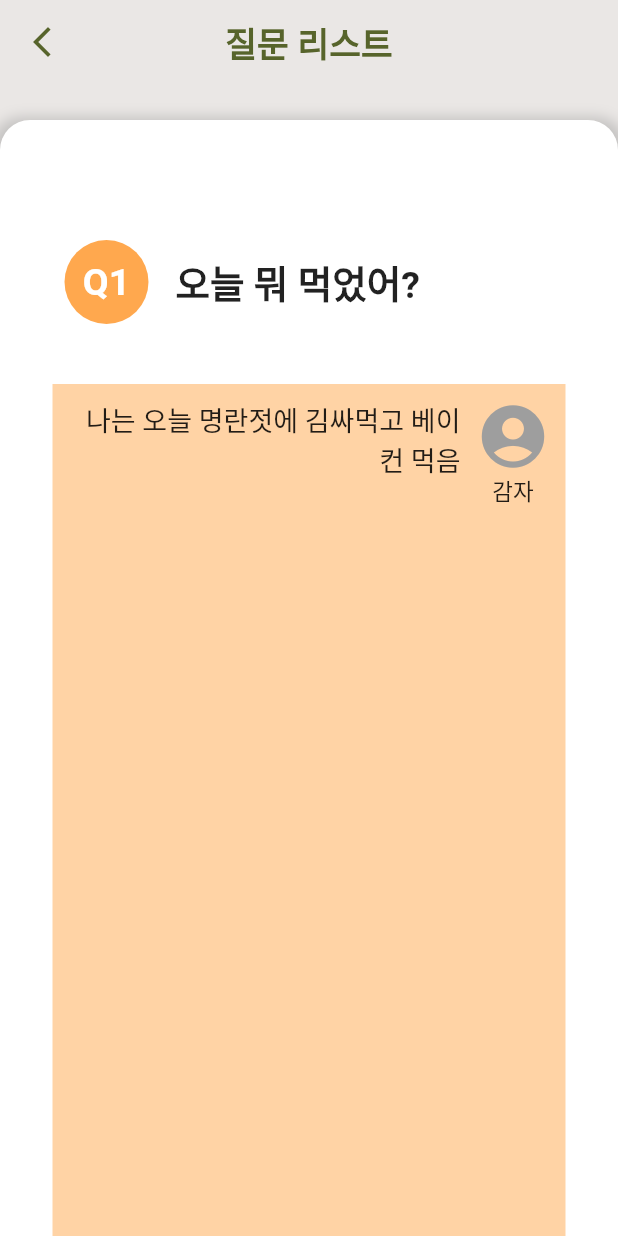
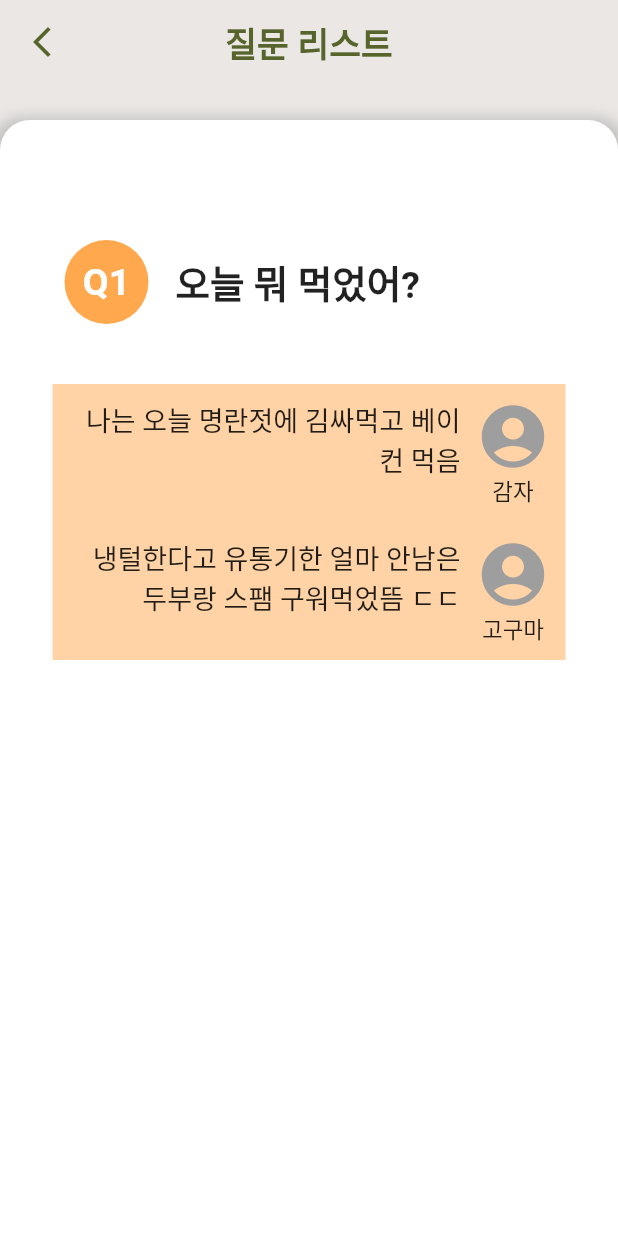
Before and after one commit to cej3827/ummmm, a Flutter app: the answerpopup screen opened directly, on a phone screen of 412 x 824 dp. Run offline on Flutter 3.47's test engine with Material 2 defaults, Android fonts, the phone set to English and light mode, and no system bars; our stand-ins replace table_calendar, timer_builder; Roboto replaces fonts that are missing (cafe).

Commit message:
[front] 답변창 수정완!

```diff
--- a/newflutter/lib/questionlist.dart
+++ b/newflutter/lib/questionlist.dart
@@ -178,9 +178,9 @@ class answerpopup extends StatelessWidget {
               Container(
                 margin: EdgeInsets.fromLTRB(10, 20, 10, 20),
                 color: Color(0xFFFFD3A5),
-                child: Container(
-                  width: sizeX,
-                  height: sizeY,
+                child: Column(
+                  children: [
+                    Container(
                       margin: EdgeInsets.all(10),
                       child: Row(
                         crossAxisAlignment: CrossAxisAlignment.start,
@@ -200,6 +200,28 @@ class answerpopup extends StatelessWidget {
                         ],
                       ),
                     ),
+                    Container(
+                      margin: EdgeInsets.all(10),
+                      child: Row(
+                        crossAxisAlignment: CrossAxisAlignment.start,
+                        children: [
+                          Flexible(
+                            child: Text('냉털한다고 유통기한 얼마 안남은 두부랑 스팸 구워먹었뜸 ㄷㄷ',
+                              style: TextStyle(fontWeight: FontWeight.normal,fontSize: 18,),textAlign: TextAlign.end,),
+                          ),
+                          SizedBox(width: 10,),
+                          Column(
+                            //mainAxisAlignment: MainAxisAlignment.center,
+                            children: [
+                              Icon(Icons.account_circle, color: Colors.grey, size: 50),
+                              Text('고구마', style: TextStyle(fontSize: 15),)
+                            ],
+                          ),
+                        ],
+                      ),
+                    ),
+                  ],
+                ),
               ),
             ],
 
```
Lines whose indentation alone changed are shown as unchanged.
